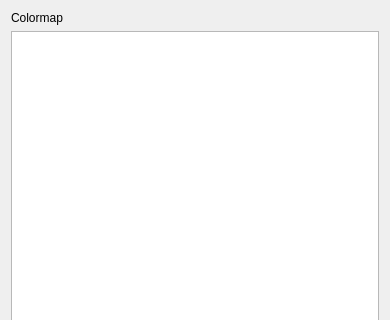
Qt form src/resources/ui_display_options_dialog.ui (ianthomas23/QACD-quack) before a commit; both pictures show x 0 to 390 and y 0 to 320 of the 390 by 477 pixel window.
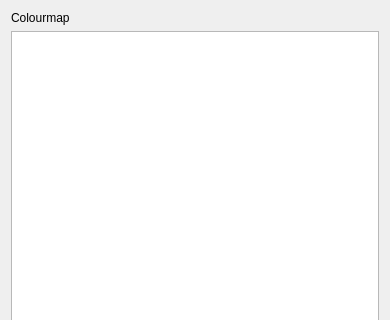
The same form after that commit.

```diff
--- a/src/resources/ui_display_options_dialog.ui
+++ b/src/resources/ui_display_options_dialog.ui
@@ -17,7 +17,7 @@
    <item>
     <widget class="QLabel" name="label">
      <property name="text">
-      <string>Colormap</string>
+      <string>Colourmap</string>
      </property>
     </widget>
    </item>
```
